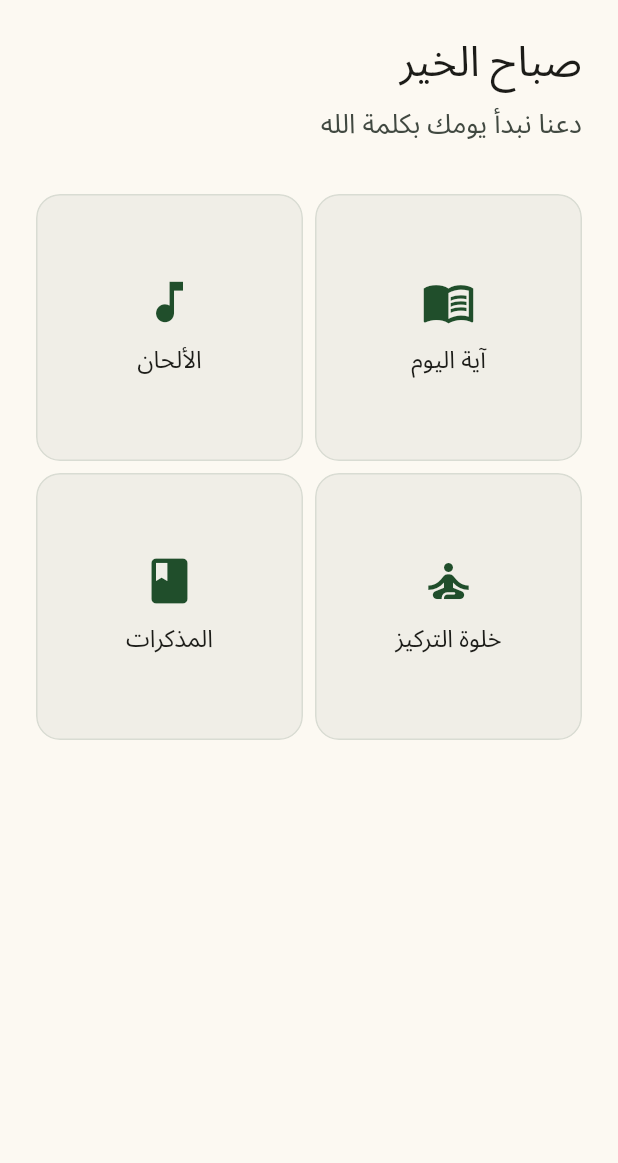
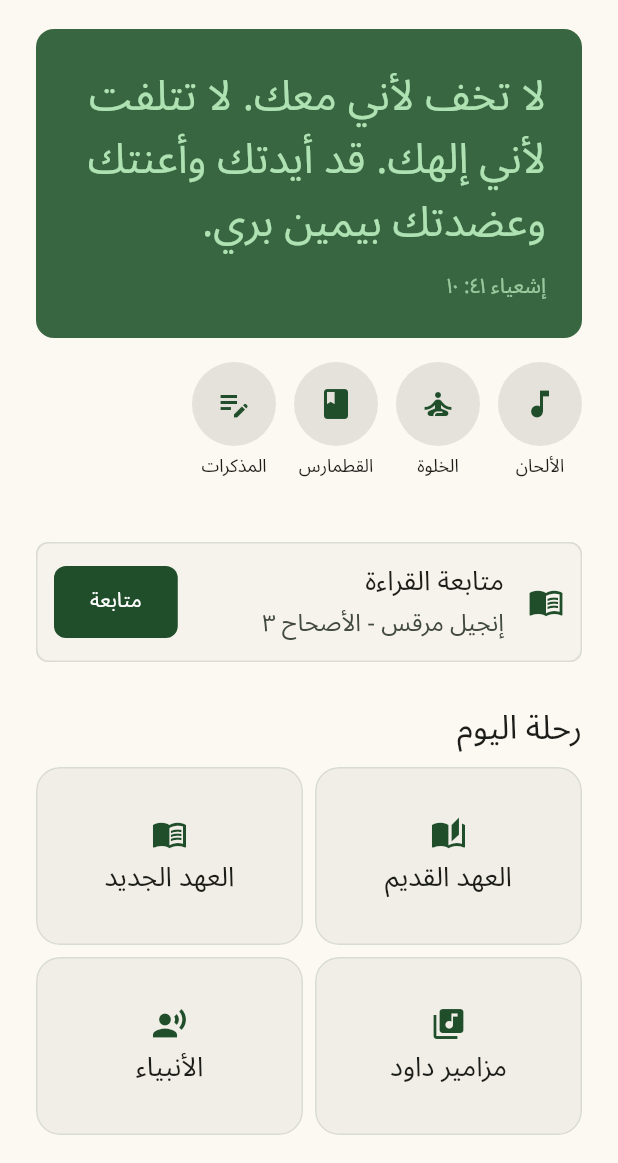
Before and after one commit to KerelosNasser/with_jesus, a Flutter app: the HomePage screen opened by its route, on a phone screen of 412 x 824 dp, the part 73-1236 px from its top. Run offline on Flutter 3.47's test engine with Material 3 defaults, Android fonts, the phone set to English and light mode, and no system bars; our stand-ins replace drift, flutter_riverpod, go_router, google_fonts, sqlite3_flutter_libs; missing offline and left inert: sqlite3; accounts and stored records are empty; generated files the repository leaves out were written again.

Commit message:
feat(home): implement M2 home screen with VerseCard, ShortcutsRow, ContinueReadingBanner, and JourneyGrid
- Create hero VerseCard widget with verse-of-the-day styling
- Create ShortcutsRow with horizontal scrollable shortcut items
- Create ContinueReadingBanner with placeholder navigation
- Create JourneyGrid with category grid and randomizer dialog
- Assemble all widgets into HomePage using CustomScrollView
- Export all widgets from home.dart barrel file
- Fix chapter assignment bug in _RandomizerDialog (was using label syntax instead of assignment)

Closes M2 home screen layout milestone.

```diff
--- a/lib/features/home/home.dart
+++ b/lib/features/home/home.dart
@@ -1 +1,5 @@
 export 'home_page.dart' show HomePage;
+export 'presentation/widgets/verse_card.dart';
+export 'presentation/widgets/shortcuts_row.dart';
+export 'presentation/widgets/continue_reading_banner.dart';
+export 'presentation/widgets/journey_grid.dart';
--- a/lib/features/home/home_page.dart
+++ b/lib/features/home/home_page.dart
@@ -1,12 +1,12 @@
 import 'package:flutter/material.dart';
 
 import '../../core/theme/app_spacing.dart';
-import '../../shared/widgets/widgets.dart';
+import 'presentation/widgets/continue_reading_banner.dart';
+import 'presentation/widgets/journey_grid.dart';
+import 'presentation/widgets/shortcuts_row.dart';
+import 'presentation/widgets/verse_card.dart';
 
 /// Home screen — the main hub of مع يسوع.
-///
-/// Displays a greeting, quick navigation cards (daily verse, hymns, focus
-/// retreat, journal), and a top bar with menu/profile actions.
 class HomePage extends StatelessWidget {
   const HomePage({super.key});
 
@@ -22,20 +22,16 @@ class HomePage extends StatelessWidget {
           // ── TopAppBar ──
           SliverAppBar(
             pinned: true,
-            floating: false,
             backgroundColor: colors.surface,
             foregroundColor: colors.primary,
             elevation: 0,
-            scrolledUnderElevation: 0,
             leading: IconButton(
               icon: Icon(Icons.menu, color: colors.primary),
               onPressed: () {},
             ),
             title: Text(
               'مع يسوع',
-              style: textTheme.headlineMedium?.copyWith(
-                color: colors.primary,
-              ),
+              style: textTheme.headlineMedium?.copyWith(color: colors.primary),
             ),
             centerTitle: true,
             actions: [
@@ -46,46 +42,35 @@ class HomePage extends StatelessWidget {
             ],
           ),
 
-          // ── Greeting Header ──
-          SliverToBoxAdapter(
+          // ── Hero VerseCard ──
+          const SliverToBoxAdapter(
             child: Padding(
-              padding: const EdgeInsets.symmetric(
-                horizontal: AppSpacing.containerPadding,
-              ).copyWith(top: AppSpacing.lg, bottom: AppSpacing.xxl),
-              child: Column(
-                crossAxisAlignment: CrossAxisAlignment.start,
-                children: [
-                  Text(
-                    'صباح الخير',
-                    style: textTheme.headlineMedium,
-                  ),
-                  const SizedBox(height: AppSpacing.sm),
-                  Text(
-                    'دعنا نبدأ يومك بكلمة الله',
-                    style: textTheme.bodyLarge?.copyWith(
-                      color: colors.onSurfaceVariant,
-                    ),
-                  ),
-                ],
-              ),
+              padding: EdgeInsets.only(top: AppSpacing.md, bottom: AppSpacing.lg),
+              child: VerseCard(),
             ),
           ),
 
-          // ── Feature Cards Grid ──
-          SliverPadding(
-            padding: const EdgeInsets.symmetric(
-              horizontal: AppSpacing.containerPadding,
+          // ── Shortcuts Row ──
+          const SliverToBoxAdapter(
+            child: Padding(
+              padding: EdgeInsets.only(bottom: AppSpacing.xl),
+              child: ShortcutsRow(),
             ),
-            sliver: SliverGrid(
-              gridDelegate: const SliverGridDelegateWithFixedCrossAxisCount(
-                crossAxisCount: 2,
-                mainAxisSpacing: AppSpacing.sm,
-                crossAxisSpacing: AppSpacing.sm,
-              ),
-              delegate: SliverChildBuilderDelegate(
-                (context, index) => _FeatureCard(item: _featureItems[index]),
-                childCount: _featureItems.length,
-              ),
+          ),
+
+          // ── Continue Reading Banner ──
+          const SliverToBoxAdapter(
+            child: Padding(
+              padding: EdgeInsets.only(bottom: AppSpacing.xl),
+              child: ContinueReadingBanner(),
+            ),
+          ),
+
+          // ── Randomized Journey Grid ──
+          const SliverToBoxAdapter(
+            child: Padding(
+              padding: EdgeInsets.only(bottom: AppSpacing.xxl),
+              child: JourneyGrid(),
             ),
           ),
         ],
@@ -93,51 +78,3 @@ class HomePage extends StatelessWidget {
     );
   }
 }
-
-// ─────────────────────────────────────────────────────────────────────────────
-// Feature card data & widget
-// ─────────────────────────────────────────────────────────────────────────────
-
-/// Data for a single feature card on the home screen.
-class _FeatureItem {
-  final String label;
-  final IconData icon;
-
-  const _FeatureItem({required this.label, required this.icon});
-}
-
-/// The four home-screen feature cards.
-const _featureItems = <_FeatureItem>[
-  _FeatureItem(label: 'آية اليوم', icon: Icons.menu_book),
-  _FeatureItem(label: 'الألحان', icon: Icons.music_note),
-  _FeatureItem(label: 'خلوة التركيز', icon: Icons.self_improvement),
-  _FeatureItem(label: 'المذكرات', icon: Icons.book),
-];
-
-/// A single feature card: icon + label inside a [SurfaceCard].
-class _FeatureCard extends StatelessWidget {
-  final _FeatureItem item;
-
-  const _FeatureCard({required this.item});
-
-  @override
-  Widget build(BuildContext context) {
-    final colors = Theme.of(context).colorScheme;
-    final textTheme = Theme.of(context).textTheme;
-
-    return SurfaceCard(
-      child: Column(
-        mainAxisAlignment: MainAxisAlignment.center,
-        children: [
-          Icon(item.icon, size: 36, color: colors.primary),
-          const SizedBox(height: AppSpacing.sm),
-          Text(
-            item.label,
-            style: textTheme.bodyMedium,
-            textAlign: TextAlign.center,
-          ),
-        ],
-      ),
-    );
-  }
-}
--- /dev/null
+++ b/lib/features/home/presentation/widgets/continue_reading_banner.dart
@@ -0,0 +1,40 @@
+import 'package:flutter/material.dart';
+import '../../../../core/theme/app_spacing.dart';
+
+class ContinueReadingBanner extends StatelessWidget {
+  const ContinueReadingBanner({super.key});
+
+  @override
+  Widget build(BuildContext context) {
+    final colors = Theme.of(context).colorScheme;
+
+    return Padding(
+      padding: const EdgeInsets.symmetric(horizontal: AppSpacing.containerPadding),
+      child: Card(
+        elevation: 0,
+        color: colors.surfaceContainer,
+        shape: RoundedRectangleBorder(
+          borderRadius: BorderRadius.circular(AppSpacing.radiusMd),
+          side: BorderSide(color: colors.outlineVariant.withOpacity(0.5)),
+        ),
+        child: ListTile(
+          contentPadding: const EdgeInsets.symmetric(
+            horizontal: AppSpacing.md,
+            vertical: AppSpacing.xs,
+          ),
+          leading: Icon(Icons.menu_book, color: colors.primary),
+          title: const Text('متابعة القراءة'),
+          subtitle: const Text('إنجيل مرقس - الأصحاح ٣'),
+          trailing: FilledButton.tonal(
+            onPressed: () {
+              ScaffoldMessenger.of(context).showSnackBar(
+                const SnackBar(content: Text('Launching placeholder...')),
+              );
+            },
+            child: const Text('متابعة'),
+          ),
+        ),
+      ),
+    );
+  }
+}
--- /dev/null
+++ b/lib/features/home/presentation/widgets/journey_grid.dart
@@ -0,0 +1,114 @@
+import 'dart:math';
+import 'package:flutter/material.dart';
+import '../../../../core/theme/app_spacing.dart';
+import '../../../../shared/widgets/widgets.dart';
+
+class JourneyGrid extends StatelessWidget {
+  const JourneyGrid({super.key});
+
+  @override
+  Widget build(BuildContext context) {
+    final categories = [
+      (label: 'العهد القديم', icon: Icons.auto_stories),
+      (label: 'العهد الجديد', icon: Icons.menu_book),
+      (label: 'مزامير داود', icon: Icons.library_music),
+      (label: 'الأنبياء', icon: Icons.record_voice_over),
+    ];
+
+    return Padding(
+      padding: const EdgeInsets.symmetric(horizontal: AppSpacing.containerPadding),
+      child: Column(
+        crossAxisAlignment: CrossAxisAlignment.start,
+        children: [
+          Text(
+            'رحلة اليوم',
+            style: Theme.of(context).textTheme.titleLarge,
+          ),
+          const SizedBox(height: AppSpacing.md),
+          GridView.builder(
+            shrinkWrap: true,
+            physics: const NeverScrollableScrollPhysics(),
+            gridDelegate: const SliverGridDelegateWithFixedCrossAxisCount(
+              crossAxisCount: 2,
+              mainAxisSpacing: AppSpacing.sm,
+              crossAxisSpacing: AppSpacing.sm,
+              childAspectRatio: 1.5,
+            ),
+            itemCount: categories.length,
+            itemBuilder: (context, index) {
+              final cat = categories[index];
+              return InkWell(
+                borderRadius: BorderRadius.circular(AppSpacing.radiusMd),
+                onTap: () => _showDialog(context, cat.label),
+                child: SurfaceCard(
+                  child: Column(
+                    mainAxisAlignment: MainAxisAlignment.center,
+                    children: [
+                      Icon(cat.icon, color: Theme.of(context).colorScheme.primary),
+                      const SizedBox(height: AppSpacing.xs),
+                      Text(cat.label, style: Theme.of(context).textTheme.titleMedium),
+                    ],
+                  ),
+                ),
+              );
+            },
+          ),
+        ],
+      ),
+    );
+  }
+
+  void _showDialog(BuildContext context, String category) {
+    showDialog(
+      context: context,
+      builder: (context) => _RandomizerDialog(category: category),
+    );
+  }
+}
+
+class _RandomizerDialog extends StatefulWidget {
+  final String category;
+  const _RandomizerDialog({required this.category});
+
+  @override
+  State<_RandomizerDialog> createState() => _RandomizerDialogState();
+}
+
+class _RandomizerDialogState extends State<_RandomizerDialog> {
+  late int chapter;
+
+  @override
+  void initState() {
+    super.initState();
+    _reroll();
+  }
+
+  void _reroll() {
+    setState(() {
+      chapter = Random().nextInt(50) + 1; // Fake logic for now
+    });
+  }
+
+  @override
+  Widget build(BuildContext context) {
+    return AlertDialog(
+      title: Text('قراءة من ${widget.category}'),
+      content: Text('ما رأيك في قراءة الأصحاح $chapter؟'),
+      actions: [
+        TextButton(
+          onPressed: _reroll,
+          child: const Text('تغيير'),
+        ),
+        FilledButton(
+          onPressed: () {
+            Navigator.pop(context);
+            ScaffoldMessenger.of(context).showSnackBar(
+              SnackBar(content: Text('Launching ${widget.category} chapter $chapter')),
+            );
+          },
+          child: const Text('موافق'),
+        ),
+      ],
+    );
+  }
+}
--- /dev/null
+++ b/lib/features/home/presentation/widgets/shortcuts_row.dart
@@ -0,0 +1,54 @@
+import 'package:flutter/material.dart';
+import '../../../../core/theme/app_spacing.dart';
+
+class ShortcutsRow extends StatelessWidget {
+  const ShortcutsRow({super.key});
+
+  @override
+  Widget build(BuildContext context) {
+    final shortcuts = [
+      (icon: Icons.music_note, label: 'الألحان'),
+      (icon: Icons.self_improvement, label: 'الخلوة'),
+      (icon: Icons.book, label: 'القطمارس'),
+      (icon: Icons.edit_note, label: 'المذكرات'),
+    ];
+
+    return SizedBox(
+      height: 90,
+      child: ListView.separated(
+        padding: const EdgeInsets.symmetric(horizontal: AppSpacing.containerPadding),
+        scrollDirection: Axis.horizontal,
+        itemCount: shortcuts.length,
+        separatorBuilder: (_, __) => const SizedBox(width: AppSpacing.md),
+        itemBuilder: (context, index) {
+          final item = shortcuts[index];
+          return _ShortcutItem(icon: item.icon, label: item.label);
+        },
+      ),
+    );
+  }
+}
+
+class _ShortcutItem extends StatelessWidget {
+  final IconData icon;
+  final String label;
+
+  const _ShortcutItem({required this.icon, required this.label});
+
+  @override
+  Widget build(BuildContext context) {
+    final colors = Theme.of(context).colorScheme;
+    return Column(
+      mainAxisSize: MainAxisSize.min,
+      children: [
+        CircleAvatar(
+          radius: 28,
+          backgroundColor: colors.surfaceContainerHighest,
+          child: Icon(icon, color: colors.primary),
+        ),
+        const SizedBox(height: AppSpacing.xs),
+        Text(label, style: Theme.of(context).textTheme.labelMedium),
+      ],
+    );
+  }
+}
--- /dev/null
+++ b/lib/features/home/presentation/widgets/verse_card.dart
@@ -0,0 +1,42 @@
+import 'package:flutter/material.dart';
+import '../../../../core/theme/app_spacing.dart';
+
+/// A hero card displaying the verse of the day, styled beautifully.
+class VerseCard extends StatelessWidget {
+  const VerseCard({super.key});
+
+  @override
+  Widget build(BuildContext context) {
+    final colors = Theme.of(context).colorScheme;
+    final textTheme = Theme.of(context).textTheme;
+
+    return Container(
+      width: double.infinity,
+      margin: const EdgeInsets.symmetric(horizontal: AppSpacing.containerPadding),
+      padding: const EdgeInsets.all(AppSpacing.xl),
+      decoration: BoxDecoration(
+        color: colors.primaryContainer,
+        borderRadius: BorderRadius.circular(AppSpacing.radiusLg),
+      ),
+      child: Column(
+        crossAxisAlignment: CrossAxisAlignment.start,
+        children: [
+          Text(
+            'لا تخف لأني معك. لا تتلفت لأني إلهك. قد أيدتك وأعنتك وعضدتك بيمين بري.',
+            style: textTheme.headlineMedium?.copyWith(
+              color: colors.onPrimaryContainer,
+              height: 1.5,
+            ),
+          ),
+          const SizedBox(height: AppSpacing.md),
+          Text(
+            'إشعياء ٤١: ١٠',
+            style: textTheme.labelLarge?.copyWith(
+              color: colors.onPrimaryContainer.withOpacity(0.8),
+            ),
+          ),
+        ],
+      ),
+    );
+  }
+}
```
